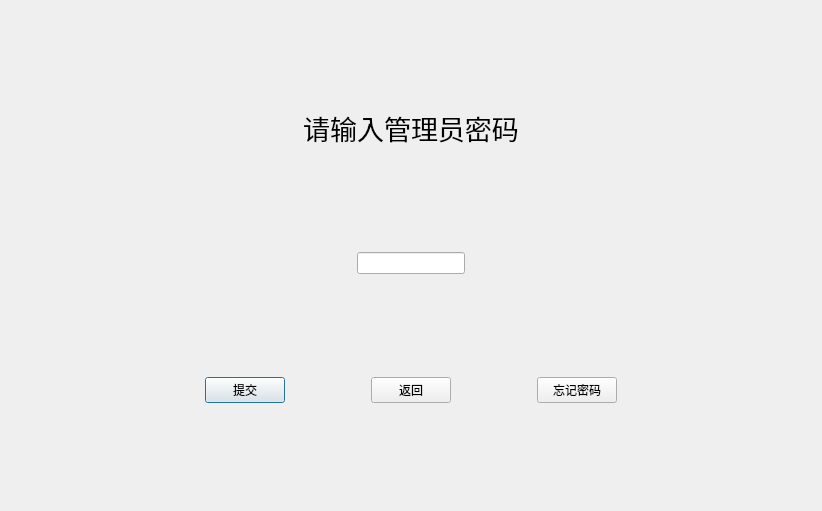
Above: ui/admindialog.ui from ConstantineQAQ/Feiteng before the change. Below: the same form after it.
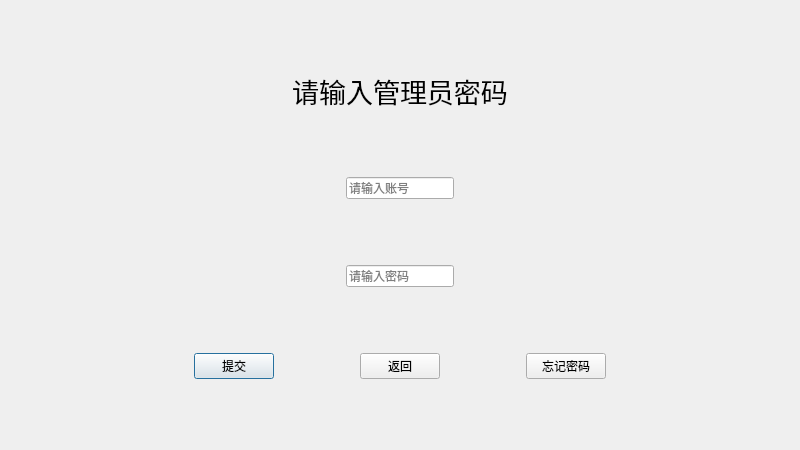
That is the form after the change.

Patch:
```diff
--- a/ui/admindialog.ui
+++ b/ui/admindialog.ui
@@ -6,10 +6,22 @@
    <rect>
     <x>0</x>
     <y>0</y>
-    <width>822</width>
-    <height>511</height>
+    <width>800</width>
+    <height>450</height>
    </rect>
   </property>
+  <property name="minimumSize">
+   <size>
+    <width>800</width>
+    <height>450</height>
+   </size>
+  </property>
+  <property name="maximumSize">
+   <size>
+    <width>800</width>
+    <height>450</height>
+   </size>
+  </property>
   <property name="windowTitle">
    <string>Dialog</string>
   </property>
@@ -79,6 +91,89 @@
        </property>
       </spacer>
      </item>
+     <item>
+      <layout class="QHBoxLayout" name="horizontalLayout_9">
+       <item>
+        <spacer name="horizontalSpacer_15">
+         <property name="orientation">
+          <enum>Qt::Horizontal</enum>
+         </property>
+         <property name="sizeHint" stdset="0">
+          <size>
+           <width>40</width>
+           <height>20</height>
+          </size>
+         </property>
+        </spacer>
+       </item>
+       <item>
+        <layout class="QHBoxLayout" name="horizontalLayout_10">
+         <item>
+          <spacer name="horizontalSpacer_16">
+           <property name="orientation">
+            <enum>Qt::Horizontal</enum>
+           </property>
+           <property name="sizeHint" stdset="0">
+            <size>
+             <width>40</width>
+             <height>20</height>
+            </size>
+           </property>
+          </spacer>
+         </item>
+         <item>
+          <widget class="QLineEdit" name="account_lineEdit">
+           <property name="text">
+            <string/>
+           </property>
+           <property name="placeholderText">
+            <string>请输入账号</string>
+           </property>
+          </widget>
+         </item>
+         <item>
+          <spacer name="horizontalSpacer_17">
+           <property name="orientation">
+            <enum>Qt::Horizontal</enum>
+           </property>
+           <property name="sizeHint" stdset="0">
+            <size>
+             <width>40</width>
+             <height>20</height>
+            </size>
+           </property>
+          </spacer>
+         </item>
+        </layout>
+       </item>
+       <item>
+        <spacer name="horizontalSpacer_18">
+         <property name="orientation">
+          <enum>Qt::Horizontal</enum>
+         </property>
+         <property name="sizeHint" stdset="0">
+          <size>
+           <width>40</width>
+           <height>20</height>
+          </size>
+         </property>
+        </spacer>
+       </item>
+      </layout>
+     </item>
+     <item>
+      <spacer name="verticalSpacer_5">
+       <property name="orientation">
+        <enum>Qt::Vertical</enum>
+       </property>
+       <property name="sizeHint" stdset="0">
+        <size>
+         <width>20</width>
+         <height>40</height>
+        </size>
+       </property>
+      </spacer>
+     </item>
      <item>
       <layout class="QHBoxLayout" name="horizontalLayout_8">
        <item>
@@ -110,7 +205,14 @@
           </spacer>
          </item>
          <item>
-          <widget class="QLineEdit" name="lineEdit"/>
+          <widget class="QLineEdit" name="passwd_lineEdit">
+           <property name="text">
+            <string/>
+           </property>
+           <property name="placeholderText">
+            <string>请输入密码</string>
+           </property>
+          </widget>
          </item>
          <item>
           <spacer name="horizontalSpacer_10">
```
Left out of the diff: 6 changed lines with no effect on the pictures.
